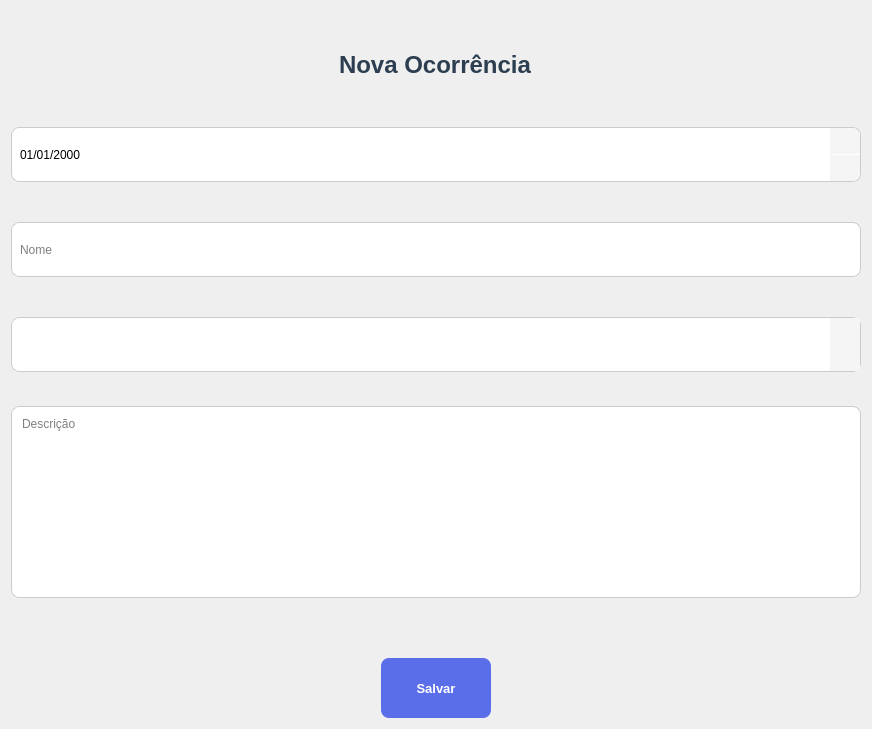
This is App/view/ui/newReport.ui in Senac-SOR-ADS/Gerenciamento-Escolar as Qt 5 draws it before an edit. The edited form follows.
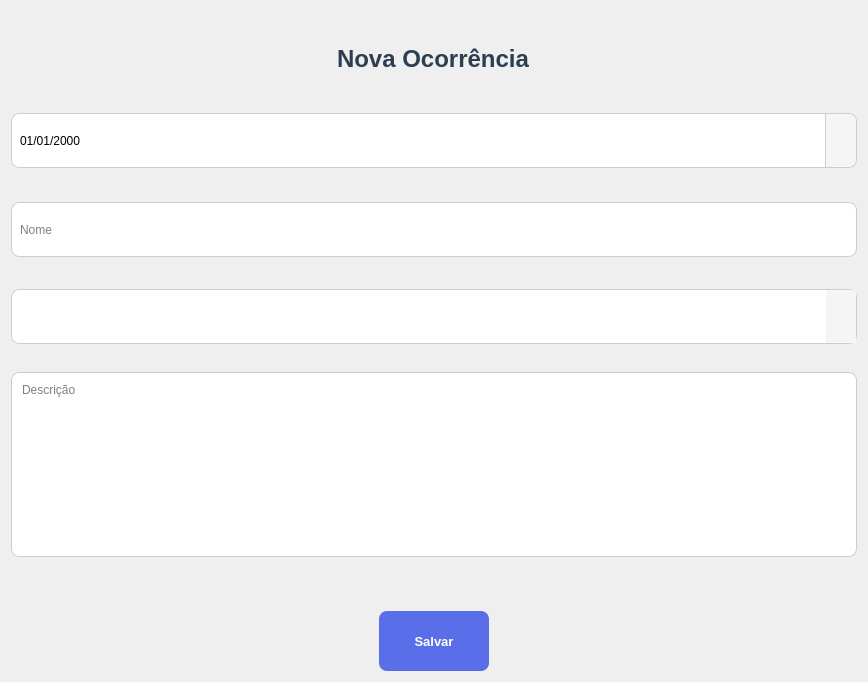
This is the edited form. Icons and pictures are not drawn.

Commit message: fix(newReport, registerClass, adminScreen)

Diff of the .ui file:
```diff
--- a/App/view/ui/newReport.ui
+++ b/App/view/ui/newReport.ui
@@ -6,8 +6,8 @@
    <rect>
     <x>0</x>
     <y>0</y>
-    <width>872</width>
-    <height>729</height>
+    <width>868</width>
+    <height>682</height>
    </rect>
   </property>
   <property name="minimumSize">
@@ -70,19 +70,19 @@
     padding: 5px;
 }
 
-QComboBox::drop-down {
-    subcontrol-origin: padding;
-    subcontrol-position: top right;
-    width: 30px;
-    background-color: #f5f5f5;
-}
-
 QComboBox::down-arrow {
     image: url(C:/xampp/htdocs/Gerenciamento-Escolar/App/view/ui/imagens/arrow-down.png);
     width: 14px;
     height: 14px;
 }
 
+QComboBox::drop-down {
+    subcontrol-origin: padding;
+    subcontrol-position: top right;
+    width: 30px;
+    background-color: #f5f5f5;
+}
+
 QDateTimeEdit {
     border: 1px solid #ccc;
     border-radius: 8px;
@@ -90,25 +90,15 @@
     background: white;
 }
 
-QDateTimeEdit::up-button,
-QDateTimeEdit::down-button {
+QDateTimeEdit::drop-down {
+    subcontrol-origin: padding;
+    subcontrol-position: top right;
     width: 30px;
+    border-left: 1px solid #ccc;
     background-color: #f5f5f5;
-    border: none;
-}
-
-QDateTimeEdit::up-button {
     border-top-right-radius: 8px;
-}
-
-QDateTimeEdit::down-button {
     border-bottom-right-radius: 8px;
 }
-QDateTimeEdit::up-arrow {
-    image: url(C:/xampp/htdocs/Gerenciamento-Escolar/App/view/ui/imagens/arrow-up.png);
-    width: 14px;
-    height: 14px;
-}
 
 QDateTimeEdit::down-arrow {
     image: url(C:/xampp/htdocs/Gerenciamento-Escolar/App/view/ui/imagens/arrow-down.png);
@@ -117,6 +107,9 @@
 }
 
 
+
+
+
 </string>
   </property>
   <layout class="QVBoxLayout" name="verticalLayout_2">
@@ -184,6 +177,9 @@
        <property name="displayFormat">
         <string>dd/MM/yyyy</string>
        </property>
+       <property name="calendarPopup">
+        <bool>true</bool>
+       </property>
       </widget>
      </item>
      <item>
```
Left out of the diff: 11 changed lines with no effect on the pictures. The commit also changes 7 other files.
